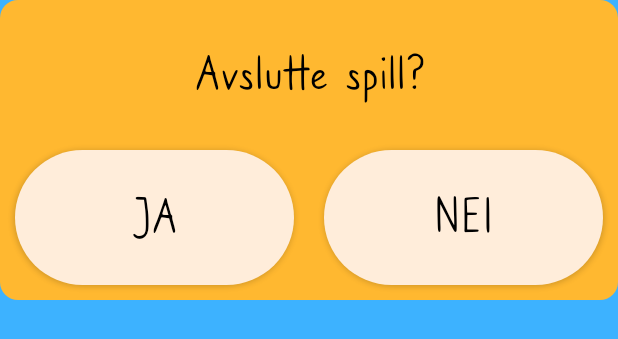
After one commit to hanseklev/Mattequiz, an Android app: the layout fragment_cancel_game_dialog.xml on its own in the app's theme, with its tools: preview values and no code run, on a phone screen of 412 x 824 dp. The commit adds this screen. Shown: the top 339 px of the screen. Run offline under Robolectric (Android 15) with nearby library versions, the phone set to English and light mode, and no system bars.

Commit message:
Custom layout for CancelGameDialogFragment

```diff
--- a/app/src/main/java/com/s341872/GameActivity.java
+++ b/app/src/main/java/com/s341872/GameActivity.java
@@ -157,11 +157,13 @@ public class GameActivity extends AppCompatActivity implements CancelGameDialogF
 
     @Override
     public void onDialogPositiveClick(DialogFragment dialog) {
+        dialog.dismiss();
         finish();
     }
 
     @Override
     public void onDialogNegativeClick(DialogFragment dialog) {
+        dialog.dismiss();
         Toast.makeText(getApplicationContext(), "THE SHOW MUST GO ON", Toast.LENGTH_LONG).show();
     }
 }
--- /dev/null
+++ b/app/src/main/res/drawable/background_fragment.xml
@@ -0,0 +1,8 @@
+<?xml version="1.0" encoding="utf-8"?>
+<shape xmlns:android="http://schemas.android.com/apk/res/android"
+    android:shape="rectangle">
+
+    <corners android:radius="12dp" />
+    <solid android:color="@color/orange" />
+
+</shape>
--- /dev/null
+++ b/app/src/main/res/layout/fragment_cancel_game_dialog.xml
@@ -0,0 +1,59 @@
+<?xml version="1.0" encoding="utf-8"?>
+<android.support.constraint.ConstraintLayout xmlns:android="http://schemas.android.com/apk/res/android"
+    xmlns:app="http://schemas.android.com/apk/res-auto"
+    android:layout_width="match_parent"
+    android:layout_height="200dp"
+    android:background="@drawable/background_fragment">
+
+    <TextView
+        android:id="@+id/textView5"
+        style="@style/dialogText"
+        android:layout_width="match_parent"
+        android:layout_height="100dp"
+        android:text="@string/dialog_cancel_game"
+        app:layout_constraintEnd_toEndOf="parent"
+        app:layout_constraintStart_toStartOf="parent"
+        app:layout_constraintTop_toTopOf="parent" />
+
+    <Button
+        android:id="@+id/btn_dialog_positive"
+        style="@style/dialogText"
+        android:layout_width="0dp"
+        android:layout_height="0dp"
+        android:layout_marginStart="10dp"
+        android:layout_marginEnd="10dp"
+        android:layout_marginBottom="10dp"
+        android:background="@drawable/rounded_corner"
+        android:text="@string/dialog_yes"
+        app:layout_constraintBottom_toBottomOf="parent"
+        app:layout_constraintEnd_toStartOf="@+id/guideline7"
+        app:layout_constraintStart_toStartOf="parent"
+        app:layout_constraintTop_toBottomOf="@+id/textView5" />
+
+    <Button
+        android:id="@+id/btn_dialog_negative"
+        style="@style/dialogText"
+        android:layout_width="0dp"
+        android:layout_height="0dp"
+        android:layout_marginStart="10dp"
+        android:layout_marginEnd="10dp"
+        android:layout_marginBottom="10dp"
+        android:background="@drawable/rounded_corner"
+        android:text="@string/dialog_no"
+        app:layout_constraintBottom_toBottomOf="parent"
+        app:layout_constraintEnd_toEndOf="parent"
+        app:layout_constraintStart_toStartOf="@+id/guideline7"
+        app:layout_constraintTop_toBottomOf="@+id/textView5" />
+
+    <android.support.constraint.Guideline
+        android:id="@+id/guideline7"
+        android:layout_width="wrap_content"
+        android:layout_height="match_parent"
+        android:layout_marginStart="10dp"
+        android:layout_marginEnd="10dp"
+        android:layout_marginBottom="10dp"
+        android:orientation="vertical"
+        app:layout_constraintGuide_begin="20dp"
+        app:layout_constraintGuide_percent="0.5" />
+
+</android.support.constraint.ConstraintLayout>
--- a/app/src/main/res/values/styles.xml
+++ b/app/src/main/res/values/styles.xml
@@ -40,6 +40,13 @@
     <style name="gameText">
         <item name="android:textSize">45sp</item>
         <item name="android:gravity">center</item>
+    </style>
+
+    <style name="dialogText">
+        <item name="android:textSize">35sp</item>
+        <item name="android:gravity">center</item>
+        <item name="android:textColor">@color/black</item>
+
     </style>
 
     <style name="textView100_land" parent="textView100">
```
Also changed, not shown: app/src/main/java/com/s341872/CancelGameDialogFragment.java (+19 -3 lines), app/src/main/java/com/s341872/PreferencesActivity.java (+9 -11 lines), app/src/main/res/drawable/divider_30dp.xml (deleted, +0 -8 lines). Lines whose indentation alone changed are shown as unchanged.
